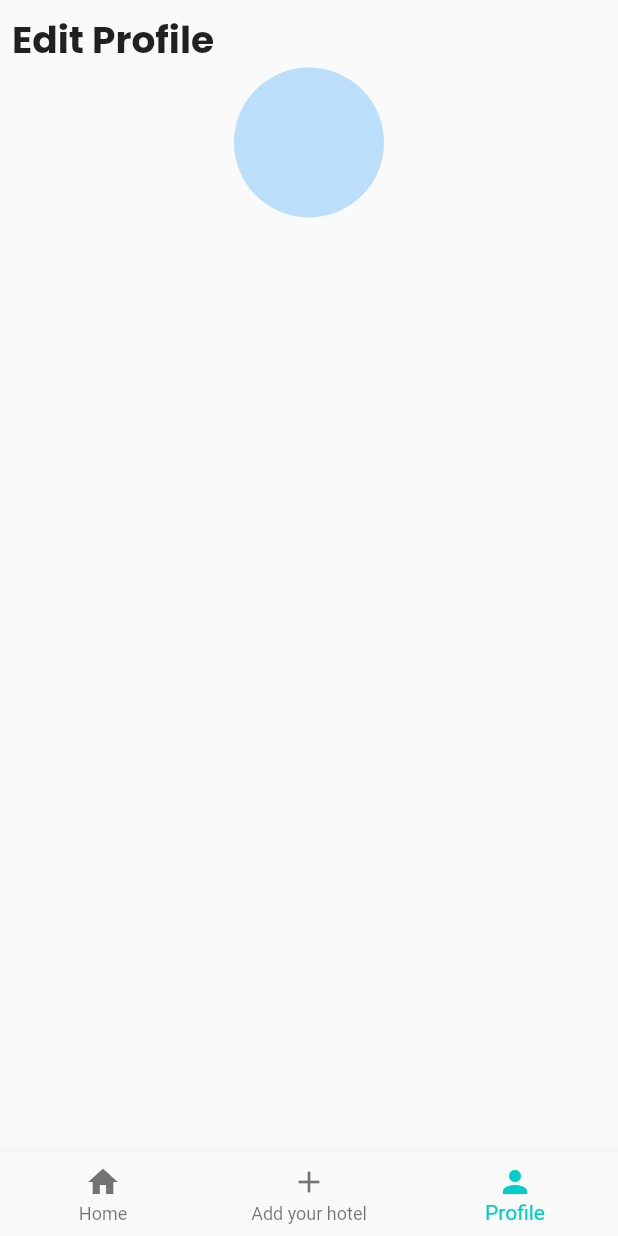
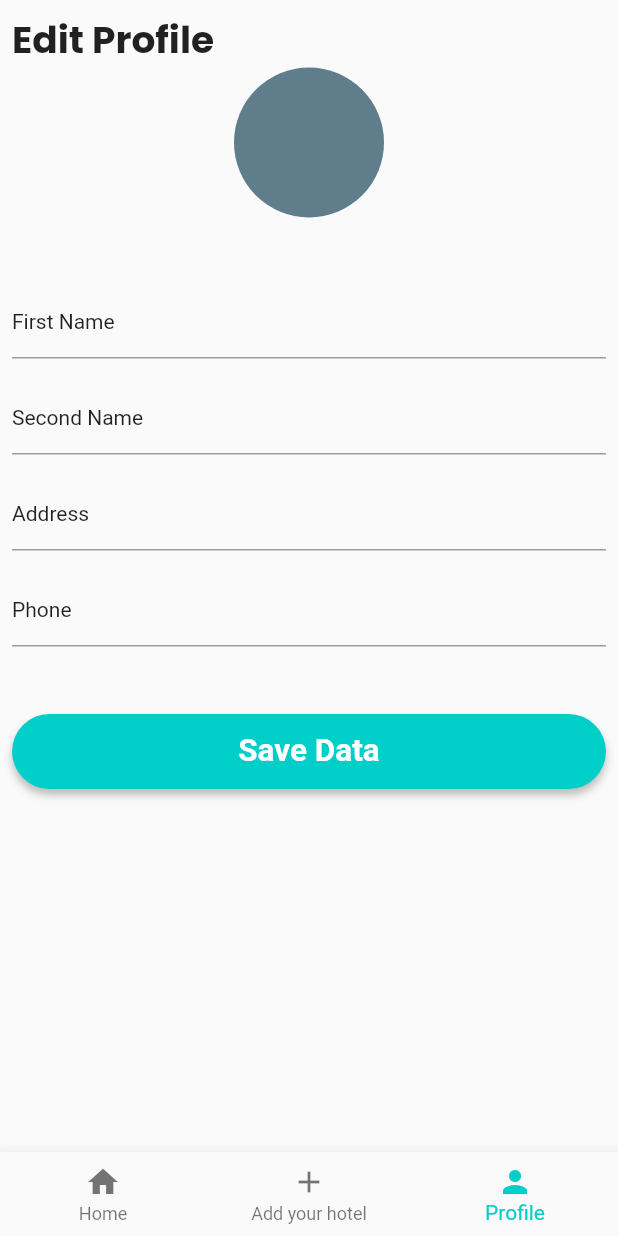
Before and after one commit to mikolaura/peshot, a Flutter app: the screen it shows once a user with an empty profile is signed in, item 3 of the bottom bar chosen, on a phone screen of 412 x 824 dp. Run offline on Flutter 3.47's test engine with Material 2 defaults, Android fonts, the phone set to English and light mode, and no system bars; our stand-ins replace cloud_firestore, firebase_auth, firebase_core, get, google_fonts, image_picker; accounts and stored records are empty.

Commit message:
end design of profile screen

```diff
--- a/lib/views/screens/profile_screen.dart
+++ b/lib/views/screens/profile_screen.dart
@@ -1,8 +1,10 @@
+// ignore_for_file: public_member_api_docs, sort_constructors_first
 import 'dart:io';
 
 import 'package:flutter/material.dart';
 import 'package:google_fonts/google_fonts.dart';
 import 'package:image_picker/image_picker.dart';
+import 'package:travenor/views/widgets/mainButton.dart';
 class ProfileScreen extends StatefulWidget {
   const ProfileScreen({super.key});
 
@@ -12,6 +14,19 @@ class ProfileScreen extends StatefulWidget {
 
 class _ProfileScreenState extends State<ProfileScreen> {
   File? _image;
+  TextEditingController _firstNameController = TextEditingController();
+  TextEditingController _secondNameController = TextEditingController();
+  TextEditingController _addressNameController = TextEditingController();
+  TextEditingController _phoneNameController = TextEditingController();
+  @override
+  void dispose() {
+    // TODO: implement dispose
+    super.dispose();
+    _firstNameController.dispose();
+    _secondNameController.dispose();
+    _addressNameController.dispose();
+    _phoneNameController.dispose();
+  }
   void picImage()async{
     XFile? xFilePicked = await ImagePicker().pickImage(source: ImageSource.gallery);
     _image = File(xFilePicked!.path);
@@ -27,14 +42,66 @@ class _ProfileScreenState extends State<ProfileScreen> {
             onTap: picImage ,
             child: CircleAvatar(
               radius: 50,
-              backgroundColor: Colors.grey[
-                70
-              ],
+              backgroundColor: Colors.blueGrey,
             ),
-          )
-
+          ),
+          const SizedBox(height: 45),
+          TextFC(controller: _firstNameController, label: 'First Name',)
+          ,const SizedBox(height: 15,),
+          TextFC(controller: _secondNameController, label: 'Second Name',)
+          ,const SizedBox(height: 15,),
+          TextFC(controller: _addressNameController, label: 'Address',)
+          ,const SizedBox(height: 15,),
+          TextFC(controller: _phoneNameController, label: 'Phone',isPhone: true,)
+          ,const SizedBox(height: 45,),
+          MainButton(text: 'Save Data', color: Theme.of(context).primaryColor)
         ],
       ),
     );
   }
 }
+
+class TextFC extends StatelessWidget {
+  TextEditingController controller;
+  String label;
+  bool isPhone;
+  TextFC({
+    Key? key,
+    required this.controller,
+    required this.label,
+    this.isPhone = false,
+  }) : super(key: key);
+
+  @override
+  Widget build(BuildContext context) {
+    return Column(
+      children: [
+        Row(
+          mainAxisAlignment: MainAxisAlignment.spaceBetween,
+          children: [
+            Text (label),
+             SizedBox(
+              width:  (MediaQuery.of(context).size.width)* 0.5,
+              child: TextField(decoration: InputDecoration(
+                border: InputBorder.none,
+
+              ),
+              textAlign: TextAlign.right,
+                keyboardType: isPhone ? TextInputType.phone : TextInputType.emailAddress,
+              ),
+            )
+
+          ],
+        ),
+        Container(
+          height: 1,
+          width: MediaQuery.of(context).size.width,
+          decoration: BoxDecoration(
+            color: Colors.grey,
+
+          ),
+        )
+      ],
+    );
+  }
+}
```
